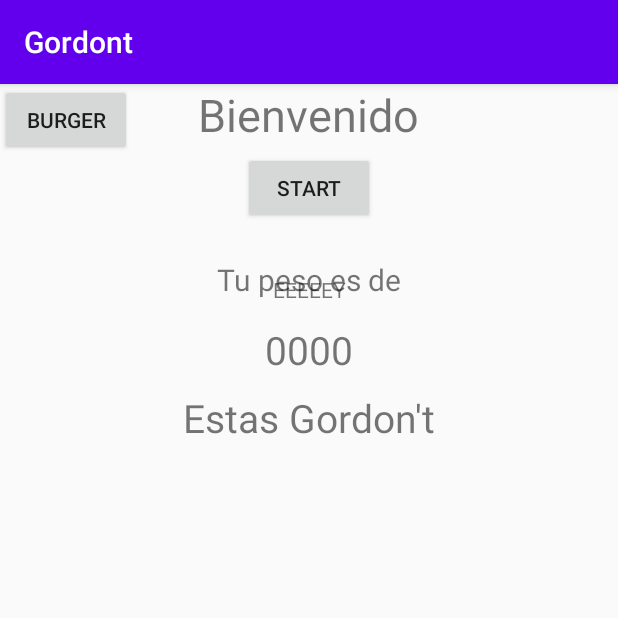
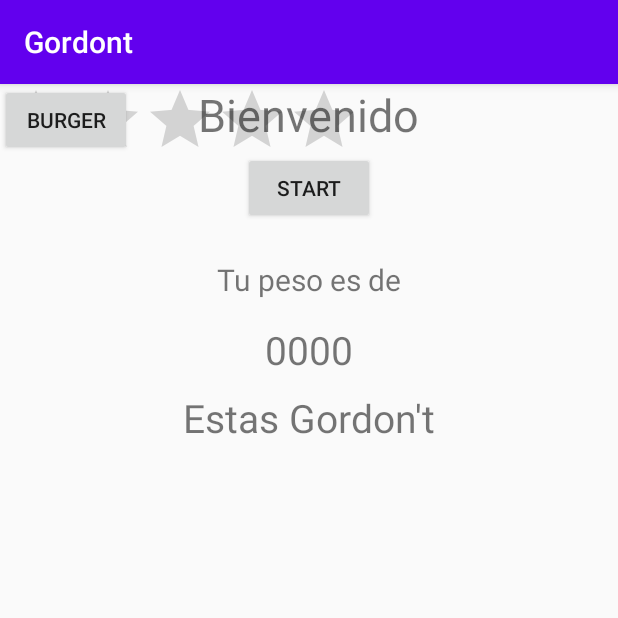
Before and after one commit to Daebore/Gordont, an Android app: the screen it shows after launch (MainActivity), on a phone screen of 412 x 824 dp, the top half of it. Run offline under Robolectric (Android 15) with nearby library versions, the phone set to English and light mode, and no system bars; our stand-ins replace data binding.

Commit message:
anyadir bar

```diff
--- a/app/src/main/res/layout/activity_main.xml
+++ b/app/src/main/res/layout/activity_main.xml
@@ -89,16 +89,11 @@
             tools:layout_editor_absoluteY="62dp"
             tools:ignore="MissingConstraints" />
 
-        <TextView
-            android:id="@+id/textView6"
+        <RatingBar
+            android:id="@+id/ratingBar"
             android:layout_width="wrap_content"
             android:layout_height="wrap_content"
-            android:layout_marginTop="34dp"
-            android:text="EEEEEY"
-            app:layout_constraintBottom_toTopOf="@+id/textView4"
-            app:layout_constraintEnd_toEndOf="parent"
-            app:layout_constraintHorizontal_bias="0.501"
-            app:layout_constraintStart_toStartOf="parent"
-            app:layout_constraintTop_toBottomOf="@+id/textView5" />
+            tools:layout_editor_absoluteX="101dp"
+            tools:layout_editor_absoluteY="29dp" />
     </android.support.constraint.ConstraintLayout>
 </layout>
```
